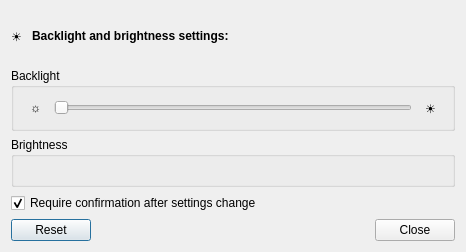
Qt form lxqt-config-brightness/brightnesssettings.ui (lxqt/lxqt-config) before a commit.
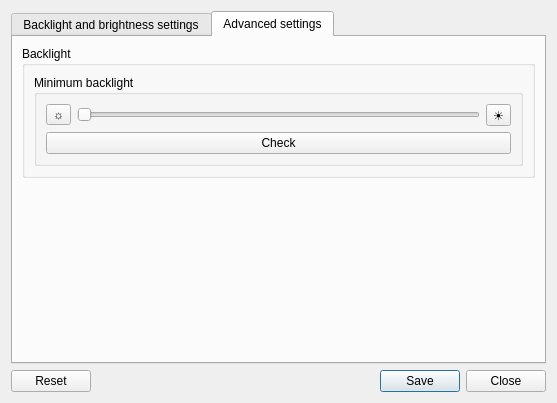
The same form after that commit. The open tabs and pages were chosen to show the change. Icons and pictures are not drawn.

Commit message: lxqt-config-brightness: Advanced options to set minimun backlight.

```diff
--- a/lxqt-config-brightness/brightnesssettings.ui
+++ b/lxqt-config-brightness/brightnesssettings.ui
@@ -6,8 +6,8 @@
    <rect>
     <x>0</x>
     <y>0</y>
-    <width>466</width>
-    <height>252</height>
+    <width>557</width>
+    <height>403</height>
    </rect>
   </property>
   <property name="windowTitle">
@@ -19,32 +19,15 @@
   </property>
   <layout class="QVBoxLayout" name="verticalLayout">
    <item>
-    <layout class="QHBoxLayout" name="horizontalLayout_2">
-     <property name="spacing">
-      <number>10</number>
+    <widget class="QTabWidget" name="tabWidget">
+     <property name="currentIndex">
+      <number>0</number>
      </property>
-     <item>
-      <widget class="QLabel" name="headIconLabel">
-       <property name="sizePolicy">
-        <sizepolicy hsizetype="Fixed" vsizetype="Preferred">
-         <horstretch>0</horstretch>
-         <verstretch>0</verstretch>
-        </sizepolicy>
-       </property>
-       <property name="text">
-        <string>☀</string>
-       </property>
-      </widget>
-     </item>
-     <item>
-      <widget class="QLabel" name="headLabel">
-       <property name="text">
-        <string>&lt;html&gt;&lt;head/&gt;&lt;body&gt;&lt;p&gt;&lt;span style=&quot; font-weight:600;&quot;&gt;Backlight and brightness settings:&lt;/span&gt;&lt;/p&gt;&lt;/body&gt;&lt;/html&gt;</string>
-       </property>
-      </widget>
-     </item>
-    </layout>
-   </item>
+     <widget class="QWidget" name="tab">
+      <attribute name="title">
+       <string>Backlight and brightness settings</string>
+      </attribute>
+      <layout class="QVBoxLayout" name="verticalLayout_2">
    <item>
     <widget class="QGroupBox" name="backlightGroupBox">
      <property name="title">
@@ -110,12 +93,116 @@
     </widget>
    </item>
    <item>
+        <spacer name="verticalSpacer_2">
+         <property name="orientation">
+          <enum>Qt::Vertical</enum>
+         </property>
+         <property name="sizeHint" stdset="0">
+          <size>
+           <width>20</width>
+           <height>40</height>
+          </size>
+         </property>
+        </spacer>
+       </item>
+      </layout>
+     </widget>
+     <widget class="QWidget" name="tab_2">
+      <attribute name="title">
+       <string>Advanced settings</string>
+      </attribute>
+      <layout class="QVBoxLayout" name="verticalLayout_4">
+       <item>
+        <widget class="QGroupBox" name="groupBox_2">
+         <property name="title">
+          <string>Backlight</string>
+         </property>
+         <layout class="QVBoxLayout" name="verticalLayout_5">
+          <item>
+           <widget class="QGroupBox" name="groupBox_3">
+            <property name="toolTip">
+             <string>The minimun value for backlight value can be really brightness. 
+It is possible set this minimum value.
+Warning: If a very low backlight is set, a black screen can be shown.</string>
+            </property>
+            <property name="title">
+             <string>Minimum backlight</string>
+            </property>
+            <layout class="QVBoxLayout" name="verticalLayout_6">
+             <item>
+              <layout class="QHBoxLayout" name="horizontalLayout_2">
+               <item>
+                <widget class="QToolButton" name="minBacklightDownButton">
+                 <property name="text">
+                  <string>☼</string>
+                 </property>
+                </widget>
+               </item>
+               <item>
+                <widget class="QSlider" name="minBacklightSlider">
+                 <property name="minimum">
+                  <number>1</number>
+                 </property>
+                 <property name="orientation">
+                  <enum>Qt::Horizontal</enum>
+                 </property>
+                </widget>
+               </item>
+               <item>
+                <widget class="QToolButton" name="minBacklightUpButton">
+                 <property name="text">
+                  <string>☀</string>
+                 </property>
+                </widget>
+               </item>
+              </layout>
+             </item>
+             <item>
+              <widget class="QPushButton" name="checkMinBacklightButton">
+               <property name="toolTip">
+                <string/>
+               </property>
+               <property name="statusTip">
+                <string/>
+               </property>
+               <property name="whatsThis">
+                <string/>
+               </property>
+               <property name="text">
+                <string>Check</string>
+               </property>
+              </widget>
+             </item>
+            </layout>
+           </widget>
+          </item>
+         </layout>
+        </widget>
+       </item>
+       <item>
+        <spacer name="verticalSpacer">
+         <property name="orientation">
+          <enum>Qt::Vertical</enum>
+         </property>
+         <property name="sizeHint" stdset="0">
+          <size>
+           <width>20</width>
+           <height>40</height>
+          </size>
+         </property>
+        </spacer>
+       </item>
+      </layout>
+     </widget>
+    </widget>
+   </item>
+   <item>
     <widget class="QDialogButtonBox" name="buttonBox">
      <property name="orientation">
       <enum>Qt::Horizontal</enum>
      </property>
      <property name="standardButtons">
-      <set>QDialogButtonBox::Close|QDialogButtonBox::Reset</set>
+      <set>QDialogButtonBox::Close|QDialogButtonBox::Reset|QDialogButtonBox::Save</set>
      </property>
     </widget>
    </item>
```
Left out of the diff: 35 changed lines with no effect on the pictures. Lines whose indentation alone changed are shown as unchanged. The commit also changes 3 other files.
